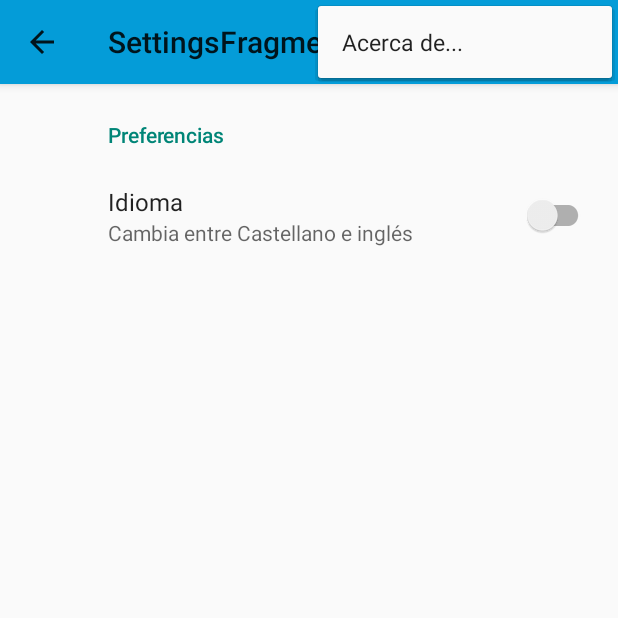
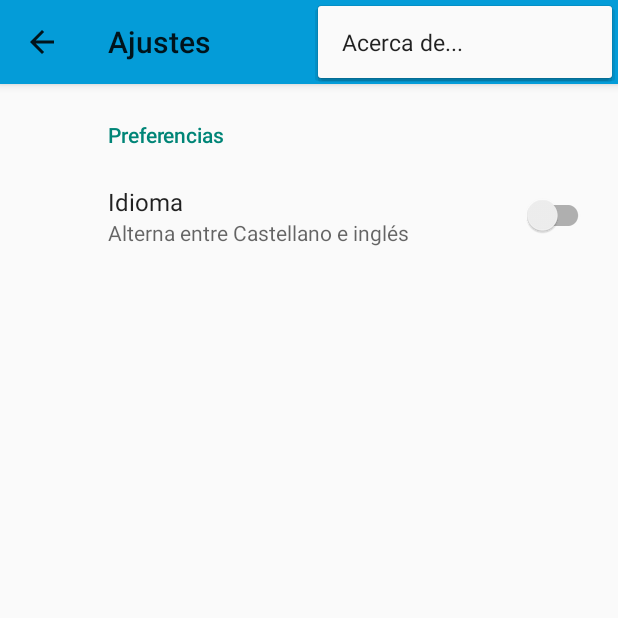
Before and after one commit to robbob93/PMDM-Tarea-2, an Android app: the SettingsFragment screen opened through its navigation route, with the options menu open, on a phone screen of 412 x 824 dp, the top half of it. Run offline under Robolectric (Android 15) with nearby library versions, the phone set to English and light mode, and no system bars; our stand-ins replace androidx.preference, navigation-ui.

Commit message:
Implementada recuperación de preferencias al iniciar la aplicación. Modificados colores y simplificado métodos

```diff
--- a/ListadoPersonajes/app/src/main/java/linares/rodriguez/listadopersonajes/MainActivity.java
+++ b/ListadoPersonajes/app/src/main/java/linares/rodriguez/listadopersonajes/MainActivity.java
@@ -1,5 +1,8 @@
 package linares.rodriguez.listadopersonajes;
 
+import android.content.SharedPreferences;
+import android.content.res.Configuration;
+import android.content.res.Resources;
 import android.os.Bundle;
 import android.view.Menu;
 import android.view.MenuInflater;
@@ -16,8 +19,12 @@ import androidx.navigation.Navigation;
 import androidx.navigation.fragment.NavHostFragment;
 import androidx.navigation.ui.AppBarConfiguration;
 import androidx.navigation.ui.NavigationUI;
+import androidx.preference.PreferenceManager;
+
 import com.google.android.material.snackbar.Snackbar;
 
+
+import java.util.Locale;
 
 import linares.rodriguez.listadopersonajes.databinding.ActivityMainBinding;
 
@@ -32,6 +39,9 @@ public class MainActivity extends AppCompatActivity {
         //SplashScreen.installSplashScreen(this);
         super.onCreate(savedInstanceState);
         //EdgeToEdge.enable(this);
+
+        getPreferences();
+
 
         binding  = ActivityMainBinding.inflate(getLayoutInflater());
         setContentView(binding.getRoot());
@@ -68,6 +78,8 @@ public class MainActivity extends AppCompatActivity {
         });
 
         simpleSnackbar(findViewById(R.id.nav_host_fragment));
+
+
         if (getSupportActionBar() != null) {
             getSupportActionBar().setDisplayHomeAsUpEnabled(true);
         }
@@ -91,29 +103,19 @@ public class MainActivity extends AppCompatActivity {
 
 
     private void configureToggleMenu() {
+        // Crear el ActionBarDrawerToggle sin anular métodos
         toggle = new ActionBarDrawerToggle(
                 this,
                 binding.drawerLayout,
                 R.string.open_drawer,
                 R.string.close_drawer
-        ) {
-            @Override
-            public void onDrawerOpened(View drawerView) {
-                super.onDrawerOpened(drawerView);
-                // Actualiza el estado del ícono cuando el menú se abre
-                toggle.syncState();
-            }
+        );
 
-            @Override
-            public void onDrawerClosed(View drawerView) {
-                super.onDrawerClosed(drawerView);
-                // Actualiza el estado del ícono cuando el menú se cierra
-                toggle.syncState();
-            }
-        };
+        // Agregar el listener al DrawerLayout
+        binding.drawerLayout.addDrawerListener(toggle);
 
-        binding.drawerLayout.addDrawerListener(toggle);
-        toggle.syncState(); // Sincroniza el estado inicial
+        // Sincronizar el estado inicial del toggle
+        toggle.syncState();
     }
 
 
@@ -128,22 +130,6 @@ public class MainActivity extends AppCompatActivity {
         Navigation.findNavController(view).navigate(R.id.pjDetailFragment, bundle);
     }
 
-//    @Override
-//    public boolean onSupportNavigateUp() {
-//        // Utiliza el método navigateUp del NavController
-//        return navController.navigateUp() || super.onSupportNavigateUp();
-//    }
-
-//    @Override
-//    public boolean onSupportNavigateUp() {
-//        Fragment navHostFragment = getSupportFragmentManager().findFragmentById(R.id.nav_host_fragment);
-//
-//        if (navHostFragment != null) {
-//            NavController navController = NavHostFragment.findNavController(navHostFragment);
-//            return NavigationUI.navigateUp(navController, binding.drawerLayout) || super.onSupportNavigateUp();
-//        }
-//        return super.onSupportNavigateUp();
-//    }
 
     @Override
     public boolean onSupportNavigateUp() {
@@ -181,4 +167,24 @@ public class MainActivity extends AppCompatActivity {
 
         return super.onOptionsItemSelected(item);
     }
+
+
+    public void getPreferences(){
+        // Recuperar idioma guardado
+        SharedPreferences preferences = PreferenceManager.getDefaultSharedPreferences(this);
+        System.out.println("Preferencias" + preferences.toString());
+        boolean isEnglish = preferences.getBoolean("language_preference", false);
+        setLocale(isEnglish ? "en" : "es");
+
+    }
+
+    private void setLocale(String languageCode) {
+        Locale locale = new Locale(languageCode);
+        Locale.setDefault(locale);
+        Resources resources = getResources();
+        Configuration config = resources.getConfiguration();
+        config.setLocale(locale);
+
+        resources.updateConfiguration(config, resources.getDisplayMetrics());
+    }
 }
--- a/ListadoPersonajes/app/src/main/res/menu/drawer_menu.xml
+++ b/ListadoPersonajes/app/src/main/res/menu/drawer_menu.xml
@@ -2,7 +2,7 @@
 
     <item
         android:id="@+id/nav_home"
-        android:title="Home" />
+        android:title="@string/home" />
     <item
         android:id="@+id/nav_settings"
-        android:title="Settings"/></menu>
+        android:title="@string/settings"/></menu>
--- a/ListadoPersonajes/app/src/main/res/navigation/nav_graph.xml
+++ b/ListadoPersonajes/app/src/main/res/navigation/nav_graph.xml
@@ -31,7 +31,7 @@
     <fragment
         android:id="@+id/settingsFragment"
         android:name="linares.rodriguez.listadopersonajes.SettingsFragment"
-        android:label="SettingsFragment" >
+        android:label="@string/settingsFragmentLabel" >
         <action
             android:id="@+id/action_settingsFragment_to_mainFragment"
             app:destination="@id/mainFragment" />
--- a/ListadoPersonajes/app/src/main/res/values-night/themes.xml
+++ b/ListadoPersonajes/app/src/main/res/values-night/themes.xml
@@ -2,8 +2,8 @@
     <!-- Base application theme. -->
     <style name="Base.Theme.ListadoPersonajes" parent="Theme.AppCompat.DayNight.NoActionBar">
         <!-- Customize your light theme here. -->
-        <item name="colorPrimary">@color/colorPrimary</item>
-        <item name="colorPrimaryDark">@color/colorDarkPrimary</item>
+        <item name="colorPrimary">#05506B</item>
+        <item name="colorPrimaryDark">#05506B</item>
         <item name="android:textSize">15dp</item>
         <item name="android:windowIsTranslucent">true</item>
         <!-- SplashScreen cofiguration-->
--- a/ListadoPersonajes/app/src/main/res/values/colors.xml
+++ b/ListadoPersonajes/app/src/main/res/values/colors.xml
@@ -1,7 +1,7 @@
 <?xml version="1.0" encoding="utf-8"?>
 <resources>
     <color name="colorPrimary">#049CD8</color>
-    <color name="colorDarkPrimary">#03516B</color>
+    <color name="colorDarkPrimary">#049CD8</color>
     <color name="colorAccent">#FBD000</color>
     <color name="backgroundColor">#F2E3A5</color>
     <color name="toolbarTextColor">#E91E63</color>
--- a/ListadoPersonajes/app/src/main/res/values/strings.xml
+++ b/ListadoPersonajes/app/src/main/res/values/strings.xml
@@ -18,20 +18,16 @@
     <string name="choosed_pj">"Se ha seleccionado el personaje "</string>
     <string name="open_drawer">Abrir menú</string>
     <string name="close_drawer">Cerrar menú</string>
-    <!-- TODO: Remove or change this placeholder text -->
-    <string name="hello_blank_fragment">Hello blank fragment</string>
+    <string name="settings">Preferencias</string>
+    <string name="home">Principal</string>
+    <string name="settingsFragmentLabel">Ajustes</string>
     <!-- Preference Titles -->
     <string name="messages_header">Preferencias</string>
-    <string name="sync_header">Sync</string>
+    <string name="language_label">Idioma</string>
+    <string name="language_change_summary">Alterna entre Castellano e inglés</string>
+
 
     <!-- Messages Preferences -->
-    <string name="signature_title">Your signature</string>
-    <string name="reply_title">Default reply action</string>
 
     <!-- Sync Preferences -->
-    <string name="sync_title">Sync email periodically</string>
-    <string name="attachment_title">Download incoming attachments</string>
-    <string name="attachment_summary_on">Automatically download attachments for incoming emails
-    </string>
-    <string name="attachment_summary_off">Only download attachments when manually requested</string>
 </resources>
--- a/ListadoPersonajes/app/src/main/res/xml/root_preferences.xml
+++ b/ListadoPersonajes/app/src/main/res/xml/root_preferences.xml
@@ -5,8 +5,8 @@
         <SwitchPreferenceCompat
             android:defaultValue="false"
             android:key="language_preference"
-            android:summary="Cambia entre Castellano e inglés"
-            android:title="Idioma" />
+            android:summary="@string/language_change_summary"
+            android:title="@string/language_label" />
 
 
     </PreferenceCategory>
```
Also changed, not shown: ListadoPersonajes/app/src/main/res/layout/fragment_settings.xml (deleted, +0 -14 lines), 1 other file.
